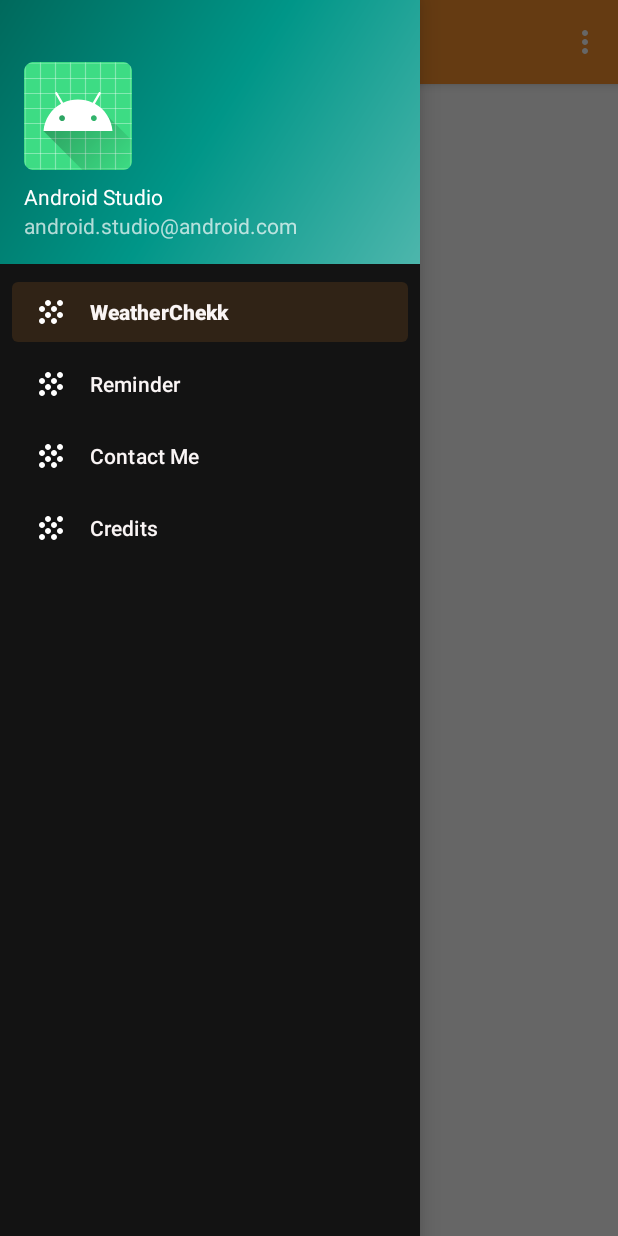
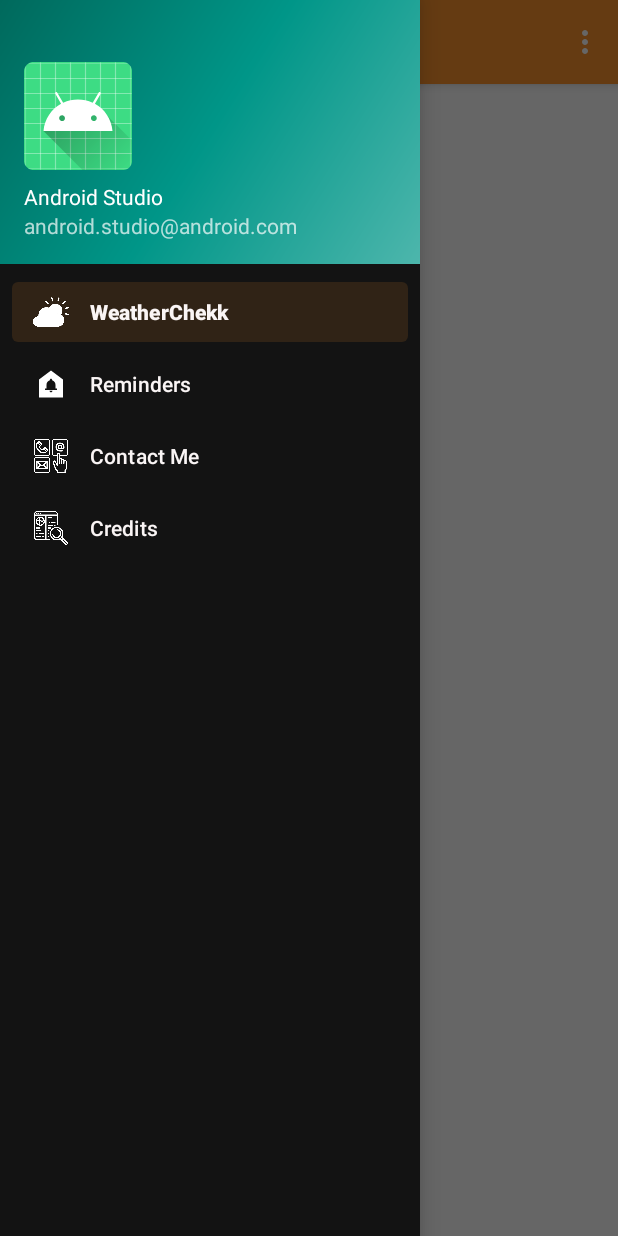
Before and after one commit to kyash108/WeatherChekk, an Android app: the screen it shows after launch (MainActivity), with the side drawer open, on a phone screen of 412 x 824 dp. Run offline under Robolectric (Android 15) with nearby library versions, the phone set to English and light mode, and no system bars; our stand-ins replace navigation-ui; 1 statement that could not run was skipped.

Commit message:
Added icons to the nav drawer

```diff
--- /dev/null
+++ b/app/src/main/res/drawable/ic_baseline_doorbell_24.xml
@@ -0,0 +1,10 @@
+<vector xmlns:android="http://schemas.android.com/apk/res/android"
+    android:width="24dp"
+    android:height="24dp"
+    android:viewportWidth="24"
+    android:viewportHeight="24"
+    android:tint="?attr/colorControlNormal">
+  <path
+      android:fillColor="@android:color/white"
+      android:pathData="M12,3L4,9v12h16V9L12,3zM12,17.5c-0.55,0 -1,-0.45 -1,-1h2C13,17.05 12.55,17.5 12,17.5zM16,16H8v-1h1v-2.34c0,-1.54 0.82,-2.82 2.25,-3.16V9.25c0,-0.41 0.34,-0.75 0.75,-0.75s0.75,0.34 0.75,0.75V9.5C14.19,9.84 15,11.12 15,12.66V15h1V16z"/>
+</vector>
--- a/app/src/main/res/menu/activity_main_drawer.xml
+++ b/app/src/main/res/menu/activity_main_drawer.xml
@@ -6,19 +6,19 @@
     <group android:checkableBehavior="single">
         <item
             android:id="@+id/homePage"
-            android:icon="@drawable/ic_baseline_grain_24"
+            android:icon="@drawable/sun"
             android:title="WeatherChekk" />
         <item
             android:id="@+id/reminder"
-            android:icon="@drawable/ic_baseline_grain_24"
-            android:title="Reminder" />
+            android:icon="@drawable/ic_baseline_doorbell_24"
+            android:title="Reminders" />
         <item
             android:id="@+id/contact"
-            android:icon="@drawable/ic_baseline_grain_24"
+            android:icon="@drawable/communicate"
             android:title="Contact Me" />
         <item
             android:id="@+id/credits"
-            android:icon="@drawable/ic_baseline_grain_24"
+            android:icon="@drawable/research"
             android:title="Credits" />
     </group>
 </menu>
--- a/app/src/main/res/navigation/mobile_navigation.xml
+++ b/app/src/main/res/navigation/mobile_navigation.xml
@@ -12,7 +12,7 @@
     <fragment
         android:id="@+id/reminder"
         android:name="com.example.weatherchekk.reminder"
-        android:label="Reminder"
+        android:label="Reminders"
         tools:layout="@layout/fragment_reminder" />
     <fragment
         android:id="@+id/credits"
```
Also changed, not shown: app/src/main/res/drawable-v24/communicate.png (added), app/src/main/res/drawable-v24/research.png (added), app/src/main/res/drawable-v24/sun.png (added).
